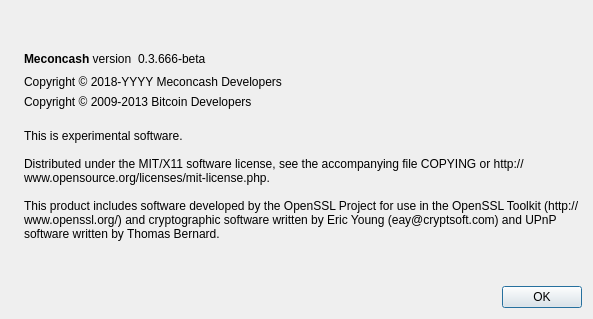
Qt form src/qt/forms/aboutdialog.ui (mecon-coin/meconcash-core) before a commit.
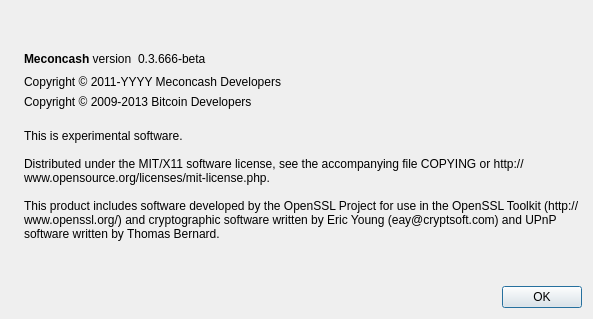
The same form after that commit. Icons and pictures are not drawn.

Patch:
```diff
--- a/src/qt/forms/aboutdialog.ui
+++ b/src/qt/forms/aboutdialog.ui
@@ -91,7 +91,7 @@
         <cursorShape>IBeamCursor</cursorShape>
        </property>
        <property name="text">
-        <string>Copyright &amp;copy; 2018-YYYY Meconcash Developers</string>
+        <string>Copyright &amp;copy; 2011-YYYY Meconcash Developers</string>
        </property>
        <property name="textFormat">
         <enum>Qt::RichText</enum>
```
